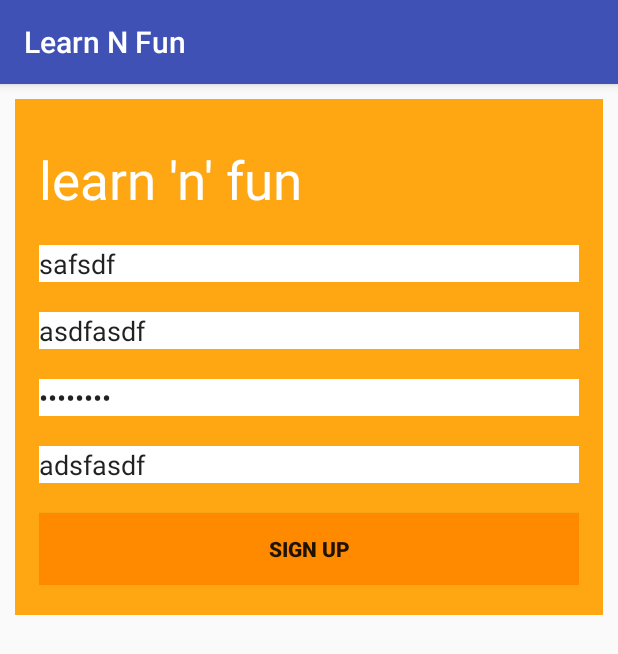
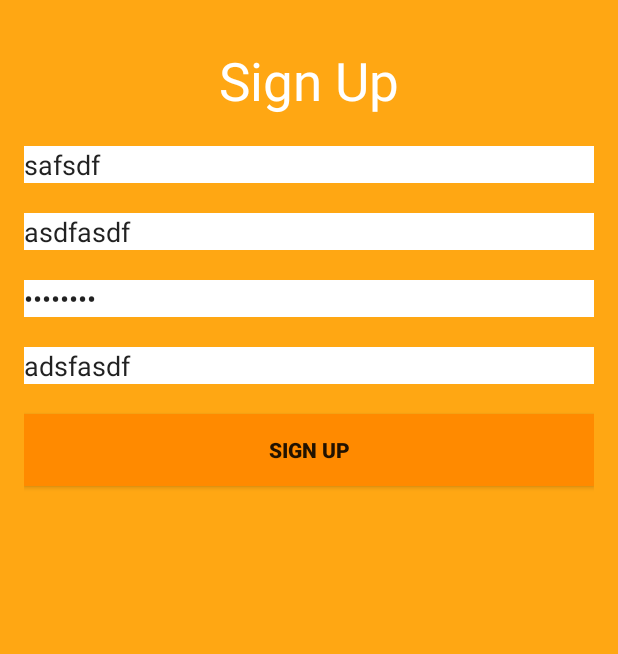
Before and after one commit to deewanrd/learnnfun, an Android app: the Signup screen opened directly, with no data from a screen before it, on a phone screen of 412 x 824 dp. Shown: the top 654 px of the screen. Run offline under Robolectric (Android 15) with nearby library versions, the phone set to English and light mode, and no system bars; our stand-ins replace Volley; network calls fail.

Commit message:
Few Changes

```diff
--- a/app/src/main/AndroidManifest.xml
+++ b/app/src/main/AndroidManifest.xml
@@ -24,7 +24,6 @@
         <activity android:name=".Login" />
         <activity android:name=".ResultActivity" />
         <activity android:name=".ProfileActivity" />
-        <activity android:name=".Home"></activity>
     </application>
 
 </manifest>
--- a/app/src/main/java/com/example/rahul/learnnfun/Signup.java
+++ b/app/src/main/java/com/example/rahul/learnnfun/Signup.java
@@ -1,5 +1,6 @@
 package com.example.rahul.learnnfun;
 
+import android.content.Intent;
 import android.support.v7.app.AppCompatActivity;
 import android.os.Bundle;
 import android.view.Menu;
@@ -27,7 +28,6 @@ import java.util.Map;
 public class Signup extends AppCompatActivity implements View.OnClickListener {
 
     private static final String REGISTER_URL = "http://learnnfun.16mb.com/register.php";
-   // private static final String REGISTER_URL = "10.0.2.2:3306/UserRegistration/register.php";
     public static final String KEY_ROLLNO = "roll_no";
     public static final String KEY_NAME = "name";
     public static final String KEY_PASSWORD = "password";
@@ -45,6 +45,7 @@ public class Signup extends AppCompatActivity implements View.OnClickListener {
     protected void onCreate(Bundle savedInstanceState) {
         super.onCreate(savedInstanceState);
         setContentView(R.layout.activity_signup);
+        getSupportActionBar().hide();
 
         editTextRollno = (EditText) findViewById(R.id.roll_no);
         editTextName = (EditText) findViewById(R.id.name);
@@ -67,6 +68,8 @@ public class Signup extends AppCompatActivity implements View.OnClickListener {
                     @Override
                     public void onResponse(String response) {
                         Toast.makeText(Signup.this,response,Toast.LENGTH_LONG).show();
+                        Intent intent=new Intent(Signup.this,Login.class);
+                        startActivity(intent);
                     }
                 },
                 new Response.ErrorListener() {
--- a/app/src/main/res/layout/activity_signup.xml
+++ b/app/src/main/res/layout/activity_signup.xml
@@ -1,25 +1,19 @@
 <?xml version="1.0" encoding="utf-8"?>
-<ScrollView xmlns:android="http://schemas.android.com/apk/res/android"
-    android:layout_width="fill_parent"
-    android:layout_height="wrap_content"
-    android:orientation="vertical"
-    android:padding="10dp"
-    android:fillViewport="false">
-
-    <LinearLayout
-    android:orientation="vertical"
+<RelativeLayout xmlns:android="http://schemas.android.com/apk/res/android"
+    xmlns:tools="http://schemas.android.com/tools"
     android:layout_width="match_parent"
-    android:layout_height="wrap_content"
+    android:layout_height="match_parent"
     android:paddingBottom="@dimen/activity_vertical_margin"
     android:paddingLeft="@dimen/activity_horizontal_margin"
     android:paddingRight="@dimen/activity_horizontal_margin"
-    android:paddingTop="@dimen/activity_vertical_margin"
+    android:paddingTop="20dp"
+    tools:context="com.example.rahul.learnnfun.Signup"
     android:background="@color/orangeBackground">
 
     <TextView
         android:layout_width="wrap_content"
         android:layout_height="wrap_content"
-        android:text="@string/learn_apos_n_apos_fun"
+        android:text="Sign Up"
         android:textColor="@color/whiteLayout"
         android:id="@+id/title"
         android:layout_alignParentTop="true"
@@ -27,17 +21,35 @@
         android:layout_marginTop="10dp"
         android:textSize="35sp"/>
 
+    <LinearLayout
+        android:id="@+id/first_layout_signup"
+        android:layout_width="match_parent"
+        android:layout_height="wrap_content"
+        android:layout_below="@+id/title"
+        android:layout_marginTop="@dimen/activity_vertical_margin"
+        android:background="@android:color/white"
+        android:layout_centerHorizontal="true">
 
         <EditText
             android:layout_width="match_parent"
-            android:layout_height="wrap_content"
             android:id="@+id/roll_no"
             android:hint="@string/roll_no"
             android:textColorHint="@color/hintColor"
-            android:layout_below="@+id/title"
             android:background="@android:color/white"
-            android:layout_marginTop="@dimen/activity_vertical_margin"
-            android:text="safsdf" />
+            android:text="safsdf"
+            android:layout_height="wrap_content"
+            android:textAppearance="@android:style/TextAppearance.Holo.Light.Medium.Inverse" />
+        </LinearLayout>
+
+    <LinearLayout
+        android:id="@+id/second_layout_signup"
+        android:layout_width="match_parent"
+        android:layout_height="wrap_content"
+        android:layout_below="@+id/first_layout_signup"
+        android:layout_marginTop="@dimen/activity_vertical_margin"
+        android:background="@color/whiteLayout"
+        android:layout_centerHorizontal="true">
+
 
         <EditText
             android:layout_width="match_parent"
@@ -45,10 +57,20 @@
             android:id="@+id/name"
             android:hint="@string/name"
             android:textColorHint="@color/hintColor"
-            android:layout_below="@+id/roll_no"
-            android:layout_marginTop="@dimen/activity_vertical_margin"
             android:background="@android:color/white"
-            android:text="asdfasdf" />
+            android:text="asdfasdf"
+            android:textAppearance="@android:style/TextAppearance.Holo.Light.Medium.Inverse" />
+
+    </LinearLayout>
+
+    <LinearLayout
+        android:id="@+id/third_layout_signup"
+        android:layout_width="match_parent"
+        android:layout_height="wrap_content"
+        android:layout_below="@+id/second_layout_signup"
+        android:layout_marginTop="@dimen/activity_vertical_margin"
+        android:background="@color/whiteLayout"
+        android:layout_centerHorizontal="true">
 
         <EditText
             android:layout_width="match_parent"
@@ -57,32 +79,42 @@
             android:hint="@string/password"
             android:textColorHint="@color/hintColor"
             android:inputType="textPassword"
-            android:layout_below="@+id/name"
-            android:layout_marginTop="@dimen/activity_vertical_margin"
             android:background="@android:color/white"
-            android:text="asdfasdf" />
+            android:text="asdfasdf"
+            android:textAppearance="@android:style/TextAppearance.Holo.Light.Medium.Inverse" />
 
-        <EditText
+    </LinearLayout>
+
+    <LinearLayout
+        android:id="@+id/fourth_layout_signup"
+        android:layout_width="match_parent"
+        android:layout_height="wrap_content"
+        android:layout_below="@+id/third_layout_signup"
+        android:layout_marginTop="@dimen/activity_vertical_margin"
+        android:background="@color/whiteLayout"
+        android:layout_centerHorizontal="true">
+
+    <EditText
             android:layout_width="match_parent"
             android:layout_height="wrap_content"
             android:id="@+id/email"
             android:hint="@string/email"
             android:textColorHint="@color/hintColor"
             android:inputType="textEmailAddress"
-            android:layout_below="@+id/passwordp"
-            android:layout_marginTop="@dimen/activity_vertical_margin"
             android:background="@android:color/white"
-            android:text="adsfasdf" />
+            android:text="adsfasdf"
+        android:textAppearance="@android:style/TextAppearance.Holo.Light.Medium.Inverse" />
+
+        </LinearLayout>
 
     <Button
         android:layout_width="match_parent"
         android:layout_height="wrap_content"
-        android:layout_below="@+id/email"
+        android:layout_below="@+id/fourth_layout_signup"
         android:layout_marginTop="@dimen/activity_vertical_margin"
         android:id="@+id/signup_button"
         android:text="@string/sign_up"
         android:background="@color/orangeButton"
         android:textStyle="bold" />
 
-</LinearLayout>
-    </ScrollView>
+    </RelativeLayout>
```
Also changed, not shown: app/src/main/java/com/example/rahul/learnnfun/Home.java (deleted, +0 -64 lines), app/src/main/java/com/example/rahul/learnnfun/Login.java (+5 -6 lines), app/src/main/java/com/example/rahul/learnnfun/Pager.java (deleted, +0 -41 lines), app/src/main/java/com/example/rahul/learnnfun/Tab1.java (deleted, +0 -19 lines), app/src/main/java/com/example/rahul/learnnfun/Tab2.java (deleted, +0 -23 lines), app/src/main/res/layout/activity_home2.xml (deleted, +0 -40 lines), app/src/main/res/layout/activity_login.xml (+2 -14 lines), app/src/main/res/layout/tab1.xml (deleted, +0 -15 lines), app/src/main/res/layout/tab2.xml (deleted, +0 -15 lines).
